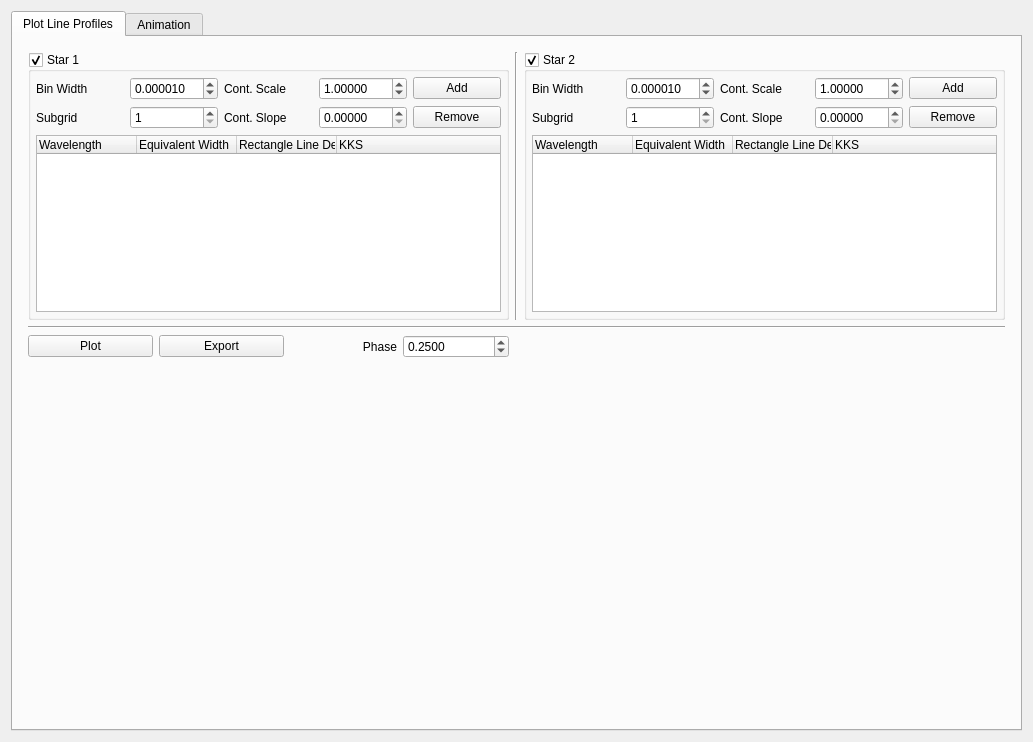
Old version of the form resources/lineprofilewidget.ui in the repository Varnani/PyWD2015.
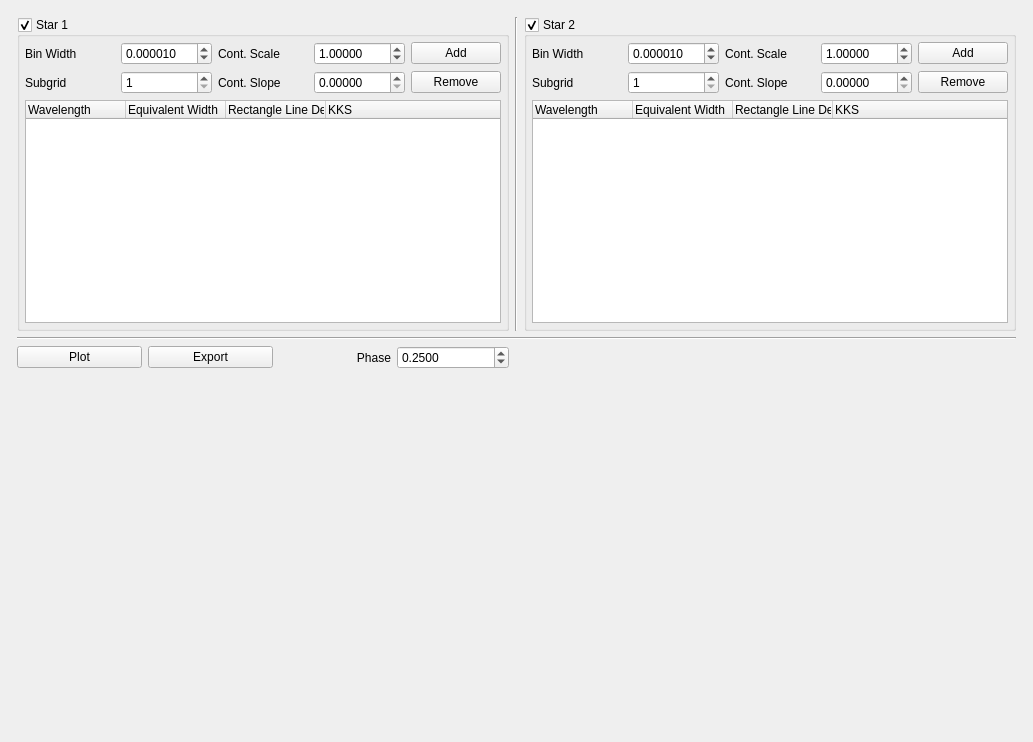
New version of the form.

Commit message: freeze commit implemented animation widget

Patch:
```diff
--- a/resources/lineprofilewidget.ui
+++ b/resources/lineprofilewidget.ui
@@ -13,17 +13,7 @@
   <property name="windowTitle">
    <string>Spectral Line Profiles</string>
   </property>
-  <layout class="QHBoxLayout" name="horizontalLayout_2">
-   <item>
-    <widget class="QTabWidget" name="tabWidget">
-     <property name="currentIndex">
-      <number>0</number>
-     </property>
-     <widget class="QWidget" name="tab">
-      <attribute name="title">
-       <string>Plot Line Profiles</string>
-      </attribute>
-      <layout class="QHBoxLayout" name="horizontalLayout_3">
+  <layout class="QVBoxLayout" name="verticalLayout">
        <item>
         <layout class="QGridLayout" name="gridLayout_3">
          <property name="margin">
@@ -475,15 +465,6 @@
           </widget>
          </item>
         </layout>
-       </item>
-      </layout>
-     </widget>
-     <widget class="QWidget" name="tab_2">
-      <attribute name="title">
-       <string>Animation</string>
-      </attribute>
-     </widget>
-    </widget>
    </item>
   </layout>
  </widget>
```
Lines whose indentation alone changed are shown as unchanged. The commit also changes 12 other files.
